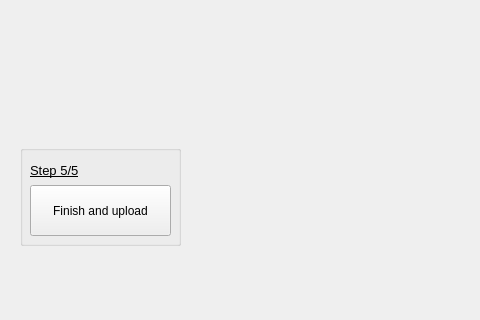
The window that ui/upload.ui (pratikone/videoVenom) describes before a commit, drawn with Qt 5; both pictures show x 0 to 480 and y 285 to 605 of the 791 by 605 pixel window.
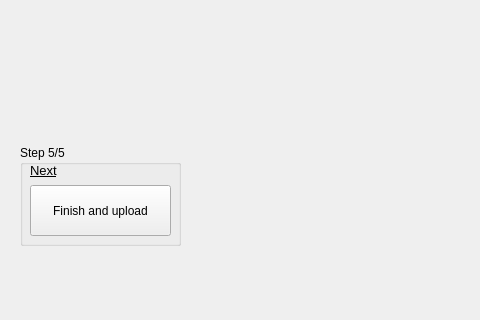
The same window after the commit. The open tabs and pages were chosen to show the change. Icons and pictures are not drawn.

Commit message: changed text of Next and steps

Patch:
```diff
--- a/ui/upload.ui
+++ b/ui/upload.ui
@@ -287,7 +287,7 @@
      </rect>
     </property>
     <property name="title">
-     <string/>
+     <string>Step 5/5</string>
     </property>
     <widget class="QLabel" name="nextLabel_2">
      <property name="geometry">
@@ -312,7 +312,7 @@
       <bool>false</bool>
      </property>
      <property name="text">
-      <string>Step 5/5</string>
+      <string>Next</string>
      </property>
     </widget>
     <widget class="QPushButton" name="finishBtn">
```
Left out of the diff: 6 changed lines with no effect on the pictures. The commit also changes 6 other files.
